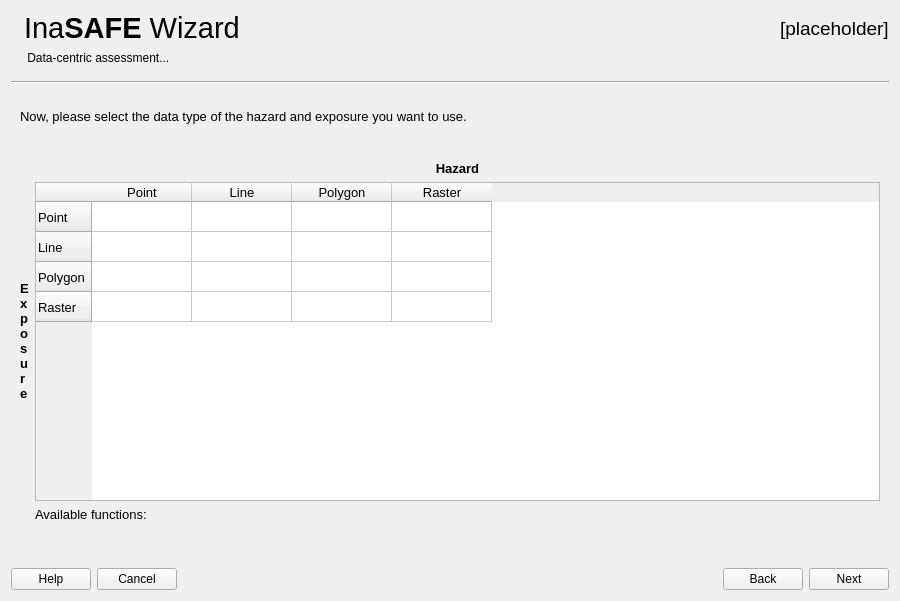
Before: the Qt Designer form safe/gui/ui/wizard_dialog_base.ui in inasafe/inasafe, drawn with Qt 5.
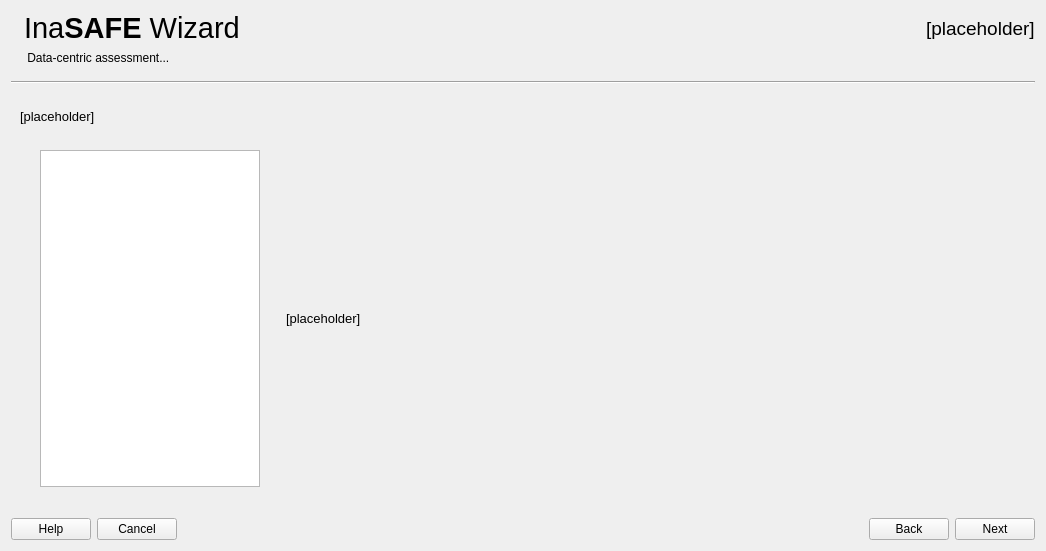
After: the same form once the commit is applied. The open tabs and pages were chosen to show the change. Icons and pictures are not drawn. Custom widgets are drawn as their Qt base class.

Commit message: [Keyword Wizard][IFCW] Add Keywords Continouous or Classified For Raster #1548

Diff of the .ui file:
```diff
--- a/safe/gui/ui/wizard_dialog_base.ui
+++ b/safe/gui/ui/wizard_dialog_base.ui
@@ -6,8 +6,8 @@
    <rect>
     <x>0</x>
     <y>0</y>
-    <width>900</width>
-    <height>601</height>
+    <width>1046</width>
+    <height>551</height>
    </rect>
   </property>
   <property name="sizePolicy">
@@ -535,6 +535,163 @@
        </item>
       </layout>
      </widget>
+     <widget class="QWidget" name="pg3DataType">
+      <layout class="QVBoxLayout" name="verticalLayout_27">
+       <item>
+        <widget class="QLabel" name="lblSelectDataType">
+         <property name="styleSheet">
+          <string notr="true">font: 11pt &quot;Ubuntu&quot;;</string>
+         </property>
+         <property name="text">
+          <string>[placeholder]</string>
+         </property>
+         <property name="alignment">
+          <set>Qt::AlignLeading|Qt::AlignLeft|Qt::AlignTop</set>
+         </property>
+         <property name="wordWrap">
+          <bool>true</bool>
+         </property>
+        </widget>
+       </item>
+       <item>
+        <spacer name="verticalSpacer_53">
+         <property name="orientation">
+          <enum>Qt::Vertical</enum>
+         </property>
+         <property name="sizeType">
+          <enum>QSizePolicy::Fixed</enum>
+         </property>
+         <property name="sizeHint" stdset="0">
+          <size>
+           <width>20</width>
+           <height>20</height>
+          </size>
+         </property>
+        </spacer>
+       </item>
+       <item>
+        <layout class="QGridLayout" name="gridLayout_23">
+         <item row="0" column="0">
+          <spacer name="horizontalSpacer_12">
+           <property name="orientation">
+            <enum>Qt::Horizontal</enum>
+           </property>
+           <property name="sizeType">
+            <enum>QSizePolicy::Fixed</enum>
+           </property>
+           <property name="sizeHint" stdset="0">
+            <size>
+             <width>20</width>
+             <height>20</height>
+            </size>
+           </property>
+          </spacer>
+         </item>
+         <item row="0" column="1">
+          <widget class="QListWidget" name="lstDataTypes">
+           <property name="sizePolicy">
+            <sizepolicy hsizetype="Fixed" vsizetype="Expanding">
+             <horstretch>0</horstretch>
+             <verstretch>0</verstretch>
+            </sizepolicy>
+           </property>
+           <property name="minimumSize">
+            <size>
+             <width>220</width>
+             <height>0</height>
+            </size>
+           </property>
+           <property name="maximumSize">
+            <size>
+             <width>220</width>
+             <height>16777215</height>
+            </size>
+           </property>
+           <property name="baseSize">
+            <size>
+             <width>0</width>
+             <height>0</height>
+            </size>
+           </property>
+          </widget>
+         </item>
+         <item row="0" column="2">
+          <spacer name="horizontalSpacer_23">
+           <property name="orientation">
+            <enum>Qt::Horizontal</enum>
+           </property>
+           <property name="sizeType">
+            <enum>QSizePolicy::Fixed</enum>
+           </property>
+           <property name="sizeHint" stdset="0">
+            <size>
+             <width>20</width>
+             <height>20</height>
+            </size>
+           </property>
+          </spacer>
+         </item>
+         <item row="0" column="3">
+          <widget class="QLabel" name="lblDescribeDataType">
+           <property name="sizePolicy">
+            <sizepolicy hsizetype="Expanding" vsizetype="Expanding">
+             <horstretch>0</horstretch>
+             <verstretch>0</verstretch>
+            </sizepolicy>
+           </property>
+           <property name="styleSheet">
+            <string notr="true">font: 11pt &quot;Ubuntu&quot;;</string>
+           </property>
+           <property name="text">
+            <string>[placeholder]</string>
+           </property>
+           <property name="alignment">
+            <set>Qt::AlignLeading|Qt::AlignLeft|Qt::AlignVCenter</set>
+           </property>
+           <property name="wordWrap">
+            <bool>true</bool>
+           </property>
+           <property name="margin">
+            <number>0</number>
+           </property>
+          </widget>
+         </item>
+         <item row="0" column="4">
+          <spacer name="horizontalSpacer_24">
+           <property name="orientation">
+            <enum>Qt::Horizontal</enum>
+           </property>
+           <property name="sizeType">
+            <enum>QSizePolicy::Fixed</enum>
+           </property>
+           <property name="sizeHint" stdset="0">
+            <size>
+             <width>20</width>
+             <height>20</height>
+            </size>
+           </property>
+          </spacer>
+         </item>
+        </layout>
+       </item>
+       <item>
+        <spacer name="verticalSpacer_52">
+         <property name="orientation">
+          <enum>Qt::Vertical</enum>
+         </property>
+         <property name="sizeType">
+          <enum>QSizePolicy::Minimum</enum>
+         </property>
+         <property name="sizeHint" stdset="0">
+          <size>
+           <width>20</width>
+           <height>16</height>
+          </size>
+         </property>
+        </spacer>
+       </item>
+      </layout>
+     </widget>
      <widget class="QWidget" name="pg3Units">
       <layout class="QVBoxLayout" name="verticalLayout_4">
        <item>
@@ -1797,41 +1954,65 @@
             <property name="text">
              <string>Point</string>
             </property>
+            <property name="textAlignment">
+             <set>AlignHCenter|AlignVCenter|AlignCenter</set>
+            </property>
            </row>
            <row>
             <property name="text">
              <string>Line</string>
             </property>
+            <property name="textAlignment">
+             <set>AlignHCenter|AlignVCenter|AlignCenter</set>
+            </property>
            </row>
            <row>
             <property name="text">
              <string>Polygon</string>
             </property>
+            <property name="textAlignment">
+             <set>AlignHCenter|AlignVCenter|AlignCenter</set>
+            </property>
            </row>
            <row>
             <property name="text">
              <string>Raster</string>
             </property>
+            <property name="textAlignment">
+             <set>AlignHCenter|AlignVCenter|AlignCenter</set>
+            </property>
            </row>
            <column>
             <property name="text">
              <string>Point</string>
             </property>
+            <property name="textAlignment">
+             <set>AlignHCenter|AlignVCenter|AlignCenter</set>
+            </property>
            </column>
            <column>
             <property name="text">
              <string>Line</string>
             </property>
+            <property name="textAlignment">
+             <set>AlignHCenter|AlignVCenter|AlignCenter</set>
+            </property>
            </column>
            <column>
             <property name="text">
              <string>Polygon</string>
             </property>
+            <property name="textAlignment">
+             <set>AlignHCenter|AlignVCenter|AlignCenter</set>
+            </property>
            </column>
            <column>
             <property name="text">
              <string>Raster</string>
             </property>
+            <property name="textAlignment">
+             <set>AlignHCenter|AlignVCenter|AlignCenter</set>
+            </property>
            </column>
           </widget>
          </item>
```
Left out of the diff: 2 changed lines with no effect on the pictures. The commit also changes 1 other file.
